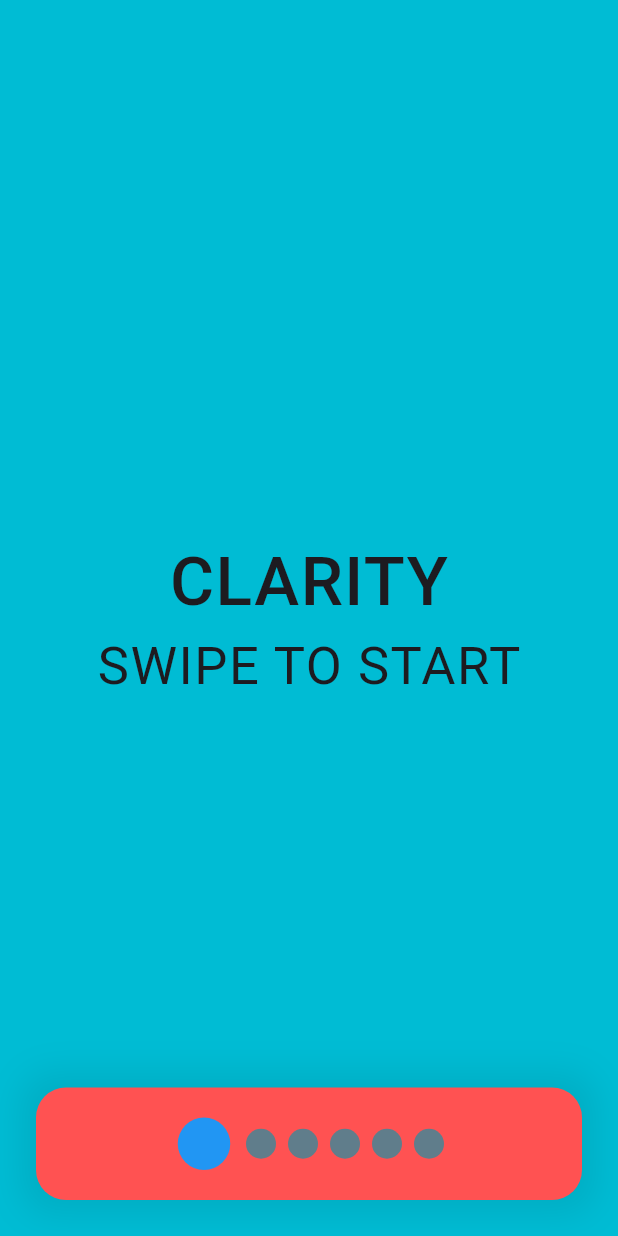
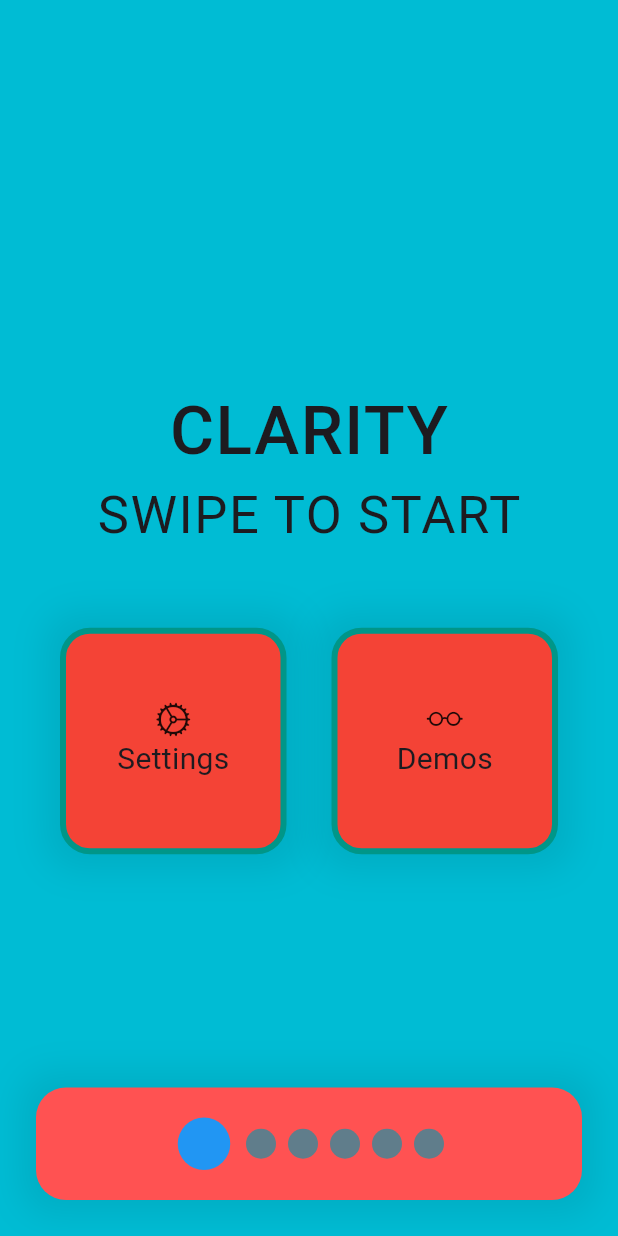
Before and after one commit to A28R/Clarity, a Flutter app: the screen it shows after launch, on a phone screen of 412 x 824 dp. Run offline on Flutter 3.47's test engine with Material 3 defaults, Android fonts, the phone set to English and light mode, and no system bars; drawn by our look-alikes of page_view_dot_indicator; our stand-ins replace flutter_spinkit.

Commit message:
added blocks
added settings and demos block

```diff
--- a/lib/main.dart
+++ b/lib/main.dart
@@ -1,5 +1,4 @@
 import 'package:clarity/screens/home/home.dart';
-import 'package:clarity/screens/splash_screen.dart';
 import 'package:flutter/cupertino.dart';
 import 'package:flutter/material.dart';
 
@@ -58,6 +57,7 @@ class MyApp extends StatelessWidget {
           Colors.orange,
           Colors.deepPurple
         ]),
+
       },
     );
   }
--- a/lib/screens/home/home.dart
+++ b/lib/screens/home/home.dart
@@ -2,8 +2,6 @@ import 'package:clarity/shared/constants.dart';
 import 'package:flutter/material.dart';
 import 'package:page_view_dot_indicator/page_view_dot_indicator.dart';
 import 'package:provider/provider.dart';
-//import 'package:flutter/cupertino.dart';
-
 import 'home_page.dart';
 
 class Home extends StatefulWidget {
@@ -12,11 +10,7 @@ class Home extends StatefulWidget {
   final List<Color> colors;
 
   const Home({
-    super.key,
-    required this.icons,
-    required this.labels,
-    required this.colors,
-  });
+    super.key, required this.icons, required this.labels, required this.colors,});
 
   @override
   State<Home> createState() => _HomeState();
@@ -38,13 +32,7 @@ class _HomeState extends State<Home> with TickerProviderStateMixin {
   }
 
   //lists of icons, labels, and colors (we can import our own icons&fonts later)
-  final List<Function> funcs = [
-        () {},
-        () {},
-        () {},
-        () {},
-        () {},
-  ];
+  final List<Function> funcs = [() {}, () {}, () {}, () {}, () {},];
 
   @override
   Widget build(BuildContext context) {
@@ -56,20 +44,16 @@ class _HomeState extends State<Home> with TickerProviderStateMixin {
           children: [
             Expanded(
               child: PageView(
+                physics: ClampingScrollPhysics(),
                 controller: _pageController,
                 onPageChanged: (page) {
                   setState(() {
                     selectedPage = page;
-                  });
-                },
+                  });},
+
                 children: [
                   //Page 1, contains the swipe to start screen
-                  GestureDetector(
-                    onTap: () {
-                      Navigator.of(context).pop('');
-                    },
-                      child: const HomePage()
-                  ),
+                  HomePage(settings:(){}, demos:(){}),
 
                   //generates remaining pages from a bunch of lists at the top
                   //alter the func list to navigate to a function of a page
@@ -92,21 +76,10 @@ class _HomeState extends State<Home> with TickerProviderStateMixin {
                             Text(
                               widget.labels[i],
                               style: const TextStyle(fontSize: 20.0),
-                            ),
-                          ],
-                        ),
-                      ),
-                    ),
-                  ),
-                ],
-              ),
-            ),
-          ],
-        ),
+                            ),],),),),),],),),],),
 
         //adding my own bottom navigation widget
         LiamNavBar(
-
             //adding a parameter which is the widget within
             Padding(
               padding: const EdgeInsets.all(20.0),
@@ -124,14 +97,7 @@ class _HomeState extends State<Home> with TickerProviderStateMixin {
                     index,
                     duration: const Duration(milliseconds: 200),
                     curve: Curves.easeInOut,
-                  );
-                },
-              ),
-            ),
-
-            //adding a parameter which is bg color
+                  );},),),
+            //adding a second parameter, bg color
             Colors.redAccent),
-      ]),
-    );
-  }
-}
+      ]),);}}
--- a/lib/screens/home/home_page.dart
+++ b/lib/screens/home/home_page.dart
@@ -1,30 +1,119 @@
+import 'package:flutter/cupertino.dart';
 import 'package:flutter/material.dart';
 
 class HomePage extends StatelessWidget {
-  const HomePage({super.key});
+  final Function settings;
+  final Function demos;
+
+  HomePage({super.key, required this.settings, required this.demos});
 
   @override
   Widget build(BuildContext context) {
     return Container(
       color: Colors.cyan,
-      child: const Column(
+      child: Column(
         mainAxisAlignment: MainAxisAlignment.center,
         crossAxisAlignment: CrossAxisAlignment.center,
         children: [
-          Text(
+          const Text(
             "CLARITY",
             style: TextStyle(
                 fontWeight: FontWeight.w500,
                 fontSize: 45.0,
                 letterSpacing: 1.0),
           ),
-          Text(
+          const Text(
             "SWIPE TO START",
             style: TextStyle(
                 fontWeight: FontWeight.w400,
                 fontSize: 35.0,
                 letterSpacing: 1.0),
           ),
+          SizedBox(height: 50.0,),
+
+          //this is the cool part, contains blocks
+          Row(
+            children: [
+
+              SizedBox(width: 40.0,),
+
+              //settings block with gesturedetector to nav
+              Expanded(
+                child: GestureDetector(
+                  onTap: () => settings,
+                  child: AspectRatio(
+                    aspectRatio: 1,
+                    child: Container(
+                      decoration: BoxDecoration(
+                          color: Colors.red,
+                        borderRadius: BorderRadius.circular(20),
+                        boxShadow: [BoxShadow(color: Colors.black.withAlpha(20),
+                            blurRadius: 20,
+                            spreadRadius: 10),],
+                        border: Border.fromBorderSide(
+                            BorderSide(color: Colors.teal,width: 4.0),
+                        )
+
+                      ),
+                      child: const Column(
+                        //center widgets
+                        mainAxisAlignment: MainAxisAlignment.center,
+                        crossAxisAlignment: CrossAxisAlignment.center,
+                        children: [
+                          //Mid page icon
+                          Icon(CupertinoIcons.settings),
+                          //text below icon
+                          Text(
+                            "Settings",
+                            style: const TextStyle(fontSize: 20.0),
+                          ),
+                        ],
+                      ),
+                    ),
+                  ),
+                ),
+              ),
+              const SizedBox(width: 30.0,),
+
+              //demos block with gesturedetector to nav
+              Expanded(
+                child: GestureDetector(
+                  onTap: () => demos,
+                  child: AspectRatio(
+                    aspectRatio: 1,
+                    child: Container(
+                      decoration: BoxDecoration(
+                        color: Colors.red,
+                          borderRadius: BorderRadius.circular(20),
+                          boxShadow: [BoxShadow(color: Colors.black.withAlpha(20),
+                              blurRadius: 20,
+                              spreadRadius: 10),],
+                          border: const Border.fromBorderSide(
+                            BorderSide(color: Colors.teal,width: 4.0),
+                          )
+
+                      ),
+                      child: const Column(
+                        //center widgets
+                        mainAxisAlignment: MainAxisAlignment.center,
+                        crossAxisAlignment: CrossAxisAlignment.center,
+                        children: [
+                          //Mid page icon
+                          Icon(CupertinoIcons.eyeglasses),
+                          //text below icon
+                          Text(
+                            "Demos",
+                            style: const TextStyle(fontSize: 20.0),
+                          ),
+                        ],
+                      ),
+                    ),
+                  ),
+                ),
+              ),
+              SizedBox(width: 40.0,),
+            ],
+          ),
         ],
       ),
     );
--- a/pubspec.yaml
+++ b/pubspec.yaml
@@ -66,6 +66,7 @@ flutter:
   # To add assets to your application, add an assets section, like this:
   assets:
      - assets/logo.png
+     - assets/logo_wo_motto.png
   #   - images/a_dot_ham.jpeg
 
   # An image asset can refer to one or more resolution-specific "variants", see
```
Also changed, not shown: assets/logo_wo_motto.png (added), pubspec.lock.
